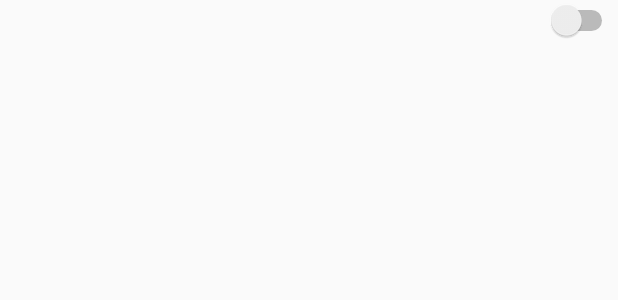
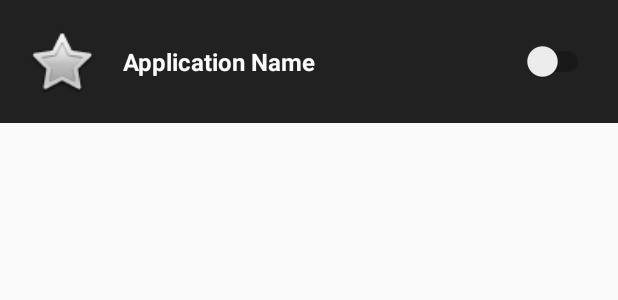
Before and after one commit to mjimenez07/FaceAppLocker, an Android app: the layout list_view.xml on its own in the app's theme, with its tools: preview values and no code run, on a phone screen of 412 x 824 dp. Shown: the top 300 px of the screen. Run offline under Robolectric (Android 15) with nearby library versions, the phone set to English and light mode, and no system bars.

Commit message:
Updating list logic and styles

```diff
--- a/facerecognition/app/src/main/java/com/example/developer/facetracker/ListApplicationActivity.java
+++ b/facerecognition/app/src/main/java/com/example/developer/facetracker/ListApplicationActivity.java
@@ -18,6 +18,7 @@ import android.view.View;
 import android.widget.ListView;
 
 import java.util.ArrayList;
+import java.util.Arrays;
 import java.util.Collections;
 import java.util.List;
 import java.util.Vector;
@@ -29,6 +30,7 @@ public class ListApplicationActivity extends ListActivity {
     private Vector<ApplicationInstalled> appInstaledlist = new Vector<ApplicationInstalled>();
     private AppAdapter listadapter = null;
     private String listToTrack = "";
+    private String[] arrayToCheck;
 
 
     @Override
@@ -80,12 +82,8 @@ public class ListApplicationActivity extends ListActivity {
     protected void onStop() {
         super.onStop();
         if (hasPermissions()) {
-            for (ApplicationInstalled singleApp: appInstaledlist) {
-                if (singleApp.isActive()) {
-                    listToTrack = listToTrack + singleApp.getAppInfo().packageName + ",";
-                }
-            }
             SharedPreferences.Editor editor = getEditor(getApplicationContext());
+            editor.remove("ListToTrack");
             editor.putString("ListToTrack", listToTrack);
             editor.commit();
             Intent callService = new Intent(this, AppTrackService.class);
@@ -99,15 +97,33 @@ public class ListApplicationActivity extends ListActivity {
         app.setIsActive(!app.isActive());
         listadapter.notifyDataSetChanged();
         Log.v("app name",app.getAppInfo().packageName + " enabled to track " + app.isActive());
+
+        if (app.isActive()  ) {
+            listToTrack = listToTrack + app.getAppInfo().packageName + ",";
+        }
+
+        if (!app.isActive() && listToTrack.contains(app.getAppInfo().packageName)) {
+            listToTrack = listToTrack.replace(app.getAppInfo().packageName, "");
+        }
+
     }
 
     private List<ApplicationInfo> checkForLaunchIntent(List<ApplicationInfo> list) {
         ArrayList<ApplicationInfo> appList = new ArrayList<ApplicationInfo>();
+        SharedPreferences sharedPref = getSharedPreferences("AppsToBeBlocked", MODE_PRIVATE);
+
+        if (sharedPref.getString("ListToTrack", null) != null) {
+            arrayToCheck = sharedPref.getString("ListToTrack", null).split(",");
+        }
 
         for (ApplicationInfo application : list) {
             try {
                 if (((application.flags & ApplicationInfo.FLAG_SYSTEM) == 0) || (application.packageName.contains("google"))) {
-                    appInstaledlist.add(new ApplicationInstalled(application, false));
+                    if (arrayToCheck != null && Arrays.asList(arrayToCheck).contains(application.packageName)) {
+                        appInstaledlist.add(new ApplicationInstalled(application, true));
+                    } else {
+                        appInstaledlist.add(new ApplicationInstalled(application, false));
+                    }
                 }
             } catch (Exception e) {
                 e.printStackTrace();
--- a/facerecognition/app/src/main/res/layout/activity_list_application.xml
+++ b/facerecognition/app/src/main/res/layout/activity_list_application.xml
@@ -11,6 +11,7 @@
         android:id="@android:id/list"
         android:layout_width="match_parent"
         android:layout_height="wrap_content"
-        android:clickable="true"></ListView>
+        android:clickable="true"
+        android:drawSelectorOnTop="true" />
 
 </RelativeLayout>
--- a/facerecognition/app/src/main/res/layout/list_view.xml
+++ b/facerecognition/app/src/main/res/layout/list_view.xml
@@ -1,41 +1,21 @@
 <LinearLayout xmlns:android="http://schemas.android.com/apk/res/android"
-    android:layout_width="match_parent"
-    android:layout_height="match_parent"
-    android:orientation="vertical">
-
-    <LinearLayout
+    xmlns:tools="http://schemas.android.com/tools"
     android:layout_width="match_parent"
     android:layout_height="wrap_content"
-        android:orientation="horizontal">
+    android:background="#212121"
+    android:padding="16dp">
 
     <ImageView
         android:id="@+id/app_icon"
-            android:layout_width="40dp"
-            android:layout_height="40dp"
-            android:padding="3dp"
-            android:scaleType="centerCrop"
-            android:contentDescription="@null"
-            android:layout_weight="0"
-            />
+        style="@style/ApplicationIcon"
+        tools:src="@android:drawable/btn_star_big_off" />
 
     <TextView
         android:id="@+id/app_name"
-            android:layout_width="0dp"
-            android:layout_height="wrap_content"
-            android:gravity="center_vertical"
-            android:textSize="16dp"
-            android:textStyle="bold"
-            android:textColor="#000000"
-            android:layout_weight="1"/>
+        style="@style/ApplicationName"
+        tools:text="Application Name" />
 
     <Switch
         android:id="@+id/list_toggle"
-            android:layout_width="wrap_content"
-            android:layout_height="wrap_content"
-            android:layout_gravity="right"
-            android:layout_weight="0"
-            android:focusable="false"
-            android:clickable="false"/>
-
+        style="@style/SwitchToggle" />
 </LinearLayout>
-</LinearLayout>
--- a/facerecognition/app/src/main/res/values/styles.xml
+++ b/facerecognition/app/src/main/res/values/styles.xml
@@ -3,9 +3,9 @@
     <!-- Base application theme. -->
     <style name="AppTheme" parent="Theme.AppCompat.Light.DarkActionBar">
         <!-- Customize your theme here. -->
-        <item name="colorPrimary">@color/colorPrimary</item>
-        <item name="colorPrimaryDark">@color/colorPrimaryDark</item>
-        <item name="colorAccent">@color/colorAccent</item>
+        <item name="colorPrimary">#F44336</item>
+        <item name="colorPrimaryDark">#F44336</item>
+        <item name="colorAccent">#F44336</item>
     </style>
 
     <style name="AppTheme.NoActionBar">
@@ -17,4 +17,34 @@
 
     <style name="AppTheme.PopupOverlay" parent="ThemeOverlay.AppCompat.Light" />
 
+    <style name="ApplicationIcon">
+        <item name="android:layout_width">50dp</item>
+        <item name="android:layout_height">50dp</item>
+        <item name="android:scaleType">centerCrop</item>
+        <item name="android:layout_weight">0</item>
+        <item name="android:layout_gravity">center_horizontal</item>
+        <item name="android:contentDescription">@null</item>
+    </style>
+
+    <style name="ApplicationName">
+        <item name="android:textSize">16sp</item>
+        <item name="android:textColor">#FAFAFA</item>
+        <item name="android:fontFamily">sans-serif</item>
+        <item name="android:textStyle">bold</item>
+        <item name="android:layout_weight">1</item>
+        <item name="android:layout_width">0dp</item>
+        <item name="android:layout_gravity">center_vertical</item>
+        <item name="android:layout_height">wrap_content</item>
+        <item name="android:layout_marginLeft">16dp</item>
+    </style>
+
+    <style name="SwitchToggle">
+        <item name="android:layout_width">wrap_content</item>
+        <item name="android:layout_height">wrap_content</item>
+        <item name="android:layout_weight">0</item>
+        <item name="android:layout_gravity">center_vertical</item>
+        <item name="android:focusable">false</item>
+        <item name="android:clickable">false</item>
+    </style>
+
 </resources>
```
Lines whose indentation alone changed are shown as unchanged.
